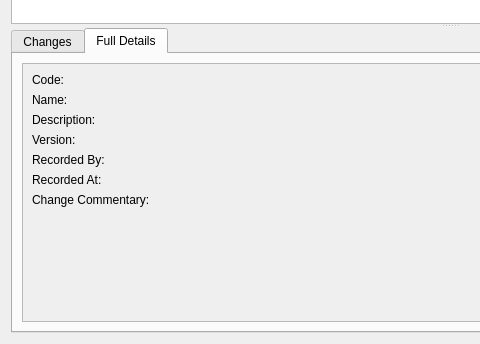
Qt form projects/ores.qt/ui/NatureDimensionHistoryDialog.ui (OreStudio/OreStudio) before a commit; both pictures show x 0 to 480 and y 256 to 600 of the 900 by 600 pixel window.
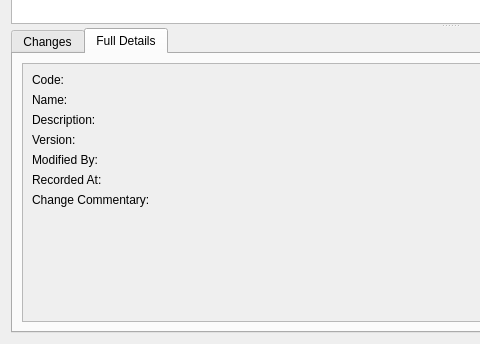
The same form after that commit. The open tabs and pages were chosen to show the change.

Commit message: [protocol] Fix audit trail metadata: rename recorded_by, remove from wire format

Patch:
```diff
--- a/projects/ores.qt/ui/NatureDimensionHistoryDialog.ui
+++ b/projects/ores.qt/ui/NatureDimensionHistoryDialog.ui
@@ -153,7 +153,7 @@
                <item row="4" column="0">
                 <widget class="QLabel" name="recordedByLabel">
                  <property name="text">
-                  <string>Recorded By:</string>
+                  <string>Modified By:</string>
                  </property>
                 </widget>
                </item>
```
Left out of the diff: 4 changed lines with no effect on the pictures. The commit also changes 473 other files.
